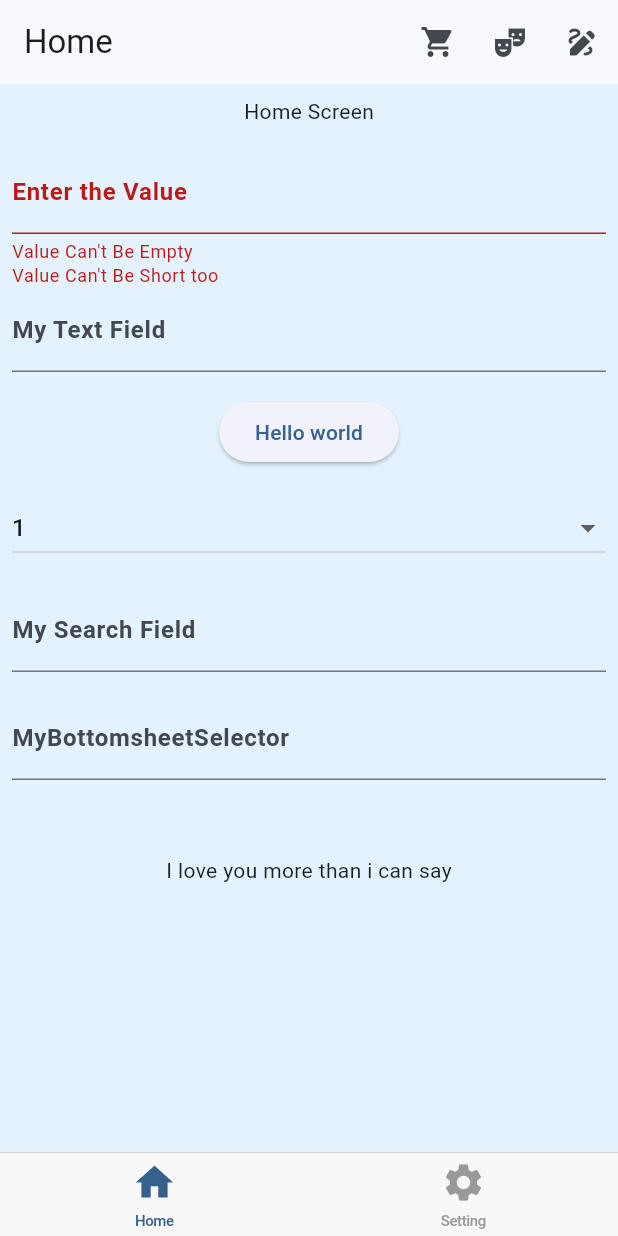
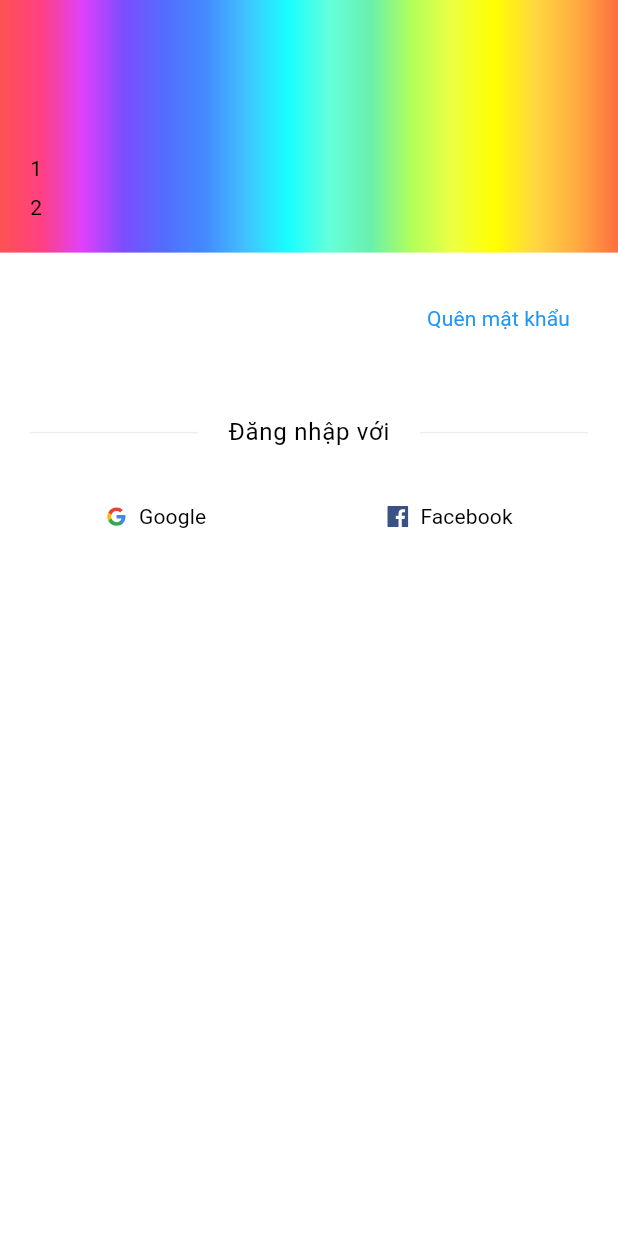
Before and after one commit to leduchuy225/Flutter-Base, a Flutter app: the screen it shows after launch, on a phone screen of 412 x 824 dp. Run offline on Flutter 3.47's test engine with Material 3 defaults, Android fonts, the phone set to English and light mode, and no system bars; drawn by our look-alikes of flutter_animate; our stand-ins replace connectivity_plus, dio, equatable, flutter_svg, freezed_annotation, get and 3 more; generated files the repository leaves out were written again.

Commit message:
setup theme

```diff
--- a/lib/main.dart
+++ b/lib/main.dart
@@ -30,8 +30,8 @@ class _MainAppState extends State<MainApp> {
   @override
   Widget build(BuildContext context) {
     return GetMaterialApp(
+      theme: mainTheme,
       initialRoute: '/',
-      theme: AppTheme.themeData,
       initialBinding: AppBinding(),
       // darkTheme: AppTheme.themeData.copyWith(
       //   brightness: Brightness.dark,
--- a/lib/routers/main_router.dart
+++ b/lib/routers/main_router.dart
@@ -5,7 +5,8 @@ import 'package:get/get.dart';
 
 import '../ui/empty/empty_page.dart';
 import '../ui/home/home_page.dart';
-import '../ui/main/main_page.dart';
+// import '../ui/main/main_page.dart';
+import '../ui/login/login_screen.dart';
 import '../ui/settings/settings_page.dart';
 
 class MainRouter {
@@ -17,16 +18,14 @@ class MainRouter {
   static Route<dynamic> generateRoute(RouteSettings settings) {
     switch (settings.name) {
       case MAIN:
-        return GetPageRoute(page: () => MainPage());
+        return GetPageRoute(page: () => const LoginPage());
+      // return GetPageRoute(page: () => MainPage());
       case HOME:
         return GetPageRoute(page: () => HomePage());
       case SETTINGS:
         return GetPageRoute(page: () => SettingsPage());
       case COUNTER:
-        return GetPageRoute(
-          page: () => const CounterPage(),
-          binding: BindingsBuilder.put(() => CounterPageState()),
-        );
+        return GetPageRoute(page: () => const CounterPage(), binding: BindingsBuilder.put(() => CounterPageState()));
       default:
         return GetPageRoute(page: () => const EmptyPage());
     }
--- a/lib/theme/app_theme.dart
+++ b/lib/theme/app_theme.dart
@@ -1,28 +1,55 @@
 import 'package:flutter/material.dart';
 
-class AppTheme {
-  static ThemeData get themeData {
-    return ThemeData(
-      textTheme: const TextTheme(
-        displayLarge: TextStyle(
-          fontSize: 72,
-          fontWeight: FontWeight.bold,
-        ),
-        bodyMedium: TextStyle(
-          fontSize: 14,
-        ),
-        bodySmall: TextStyle(
-          fontSize: 12,
-        ),
-        bodyLarge: TextStyle(
-          fontSize: 16,
-          fontWeight: FontWeight.bold,
-        ),
-      ),
-      colorScheme: ColorScheme.fromSeed(
-        seedColor: Colors.blue,
-        // onBackground: Colors.white,
-      ),
-    );
+import '../widgets/dialog/dialog_widget.dart';
+import 'styles.dart';
+
+ThemeData mainTheme = ThemeData(
+  fontFamily: AppFonts.roboto,
+  brightness: Brightness.light,
+  primarySwatch: Colors.blue,
+  // colorSchemeSeed: Colors.white,
+  scaffoldBackgroundColor: Colors.white,
+  visualDensity: VisualDensity.adaptivePlatformDensity,
+  colorScheme: ColorScheme.fromSwatch().copyWith(secondary: Colors.cyan[600]),
+  appBarTheme: const AppBarTheme(
+    backgroundColor: Colors.white,
+    foregroundColor: Colors.black,
+  ),
+  // textTheme: TextTheme(
+  //   titleLarge: AppTextStyles.title1,
+  //   titleMedium: AppTextStyles.title2,
+  //   bodyLarge: AppTextStyles.body1,
+  //   bodyMedium: AppTextStyles.body2,
+  //   bodySmall: AppTextStyles.body3,
+  // ),
+);
+
+// TextTheme textTheme = TextTheme(
+//   displayLarge: TextStyle(height: 1.2, color: AppColors.black, fontSize: Get.width <= 667 ? 17 : 18, fontWeight: FontWeight.w700),
+//   titleLarge: TextStyle(fontSize: Get.width <= 667 ? 18 : 20, height: 1.3, color: Colors.white, fontWeight: FontWeight.w700),
+//   titleMedium: TextStyle(height: 1.2, color: AppColors.black, fontSize: Get.width <= 667 ? 13 : 14),
+//   titleSmall: TextStyle(height: 1.2, color: AppColors.black, fontSize: Get.width <= 667 ? 12 : 13),
+//   bodyLarge: TextStyle(fontSize: Get.width <= 667 ? 16 : 17, color: AppColors.black, height: 1.2, fontWeight: FontWeight.w700),
+//   bodyMedium: TextStyle(
+//     fontSize: Get.width <= 667 ? 15 : 16,
+//     // color: AppColors.hintColor,
+//     height: 1.2,
+//     fontWeight: FontWeight.w400,
+//   ),
+//   labelLarge: TextStyle(fontWeight: FontWeight.w500, fontSize: Get.width <= 667 ? 14 : 15, letterSpacing: 2),
+// );
+
+extension SnackbarTypeExtension on SnackbarType {
+  List<Color> get colors {
+    switch (this) {
+      case SnackbarType.ERROR:
+        return [Colors.red, Colors.white];
+      case SnackbarType.INFORMATION:
+        return [Colors.blue, Colors.white];
+      case SnackbarType.WARNING:
+        return [Colors.yellow, Colors.white];
+      case SnackbarType.SUCCESS:
+        return [Colors.green, Colors.white];
+    }
   }
 }
--- a/lib/theme/icon.dart
+++ b/lib/theme/icon.dart
@@ -1,8 +1,6 @@
-part of 'resources.dart';
+class MyIcons {
+  MyIcons._();
 
-class Icons {
-  Icons._();
-
+  static const String google = 'assets/vectors/google.svg';
   static const String facebook = 'assets/vectors/facebook.svg';
-  static const String google = 'assets/vectors/google.svg';
 }
--- /dev/null
+++ b/lib/ui/login/login_screen.dart
@@ -0,0 +1,173 @@
+import 'package:flutter/material.dart';
+import 'package:flutter_svg/flutter_svg.dart';
+
+import '../../theme/icon.dart';
+import '../../widgets/gradient_background.dart';
+
+class LoginPage extends StatefulWidget {
+  const LoginPage({super.key});
+
+  @override
+  State<LoginPage> createState() => _LoginPageState();
+}
+
+class _LoginPageState extends State<LoginPage> {
+  // final _formKey = GlobalKey<FormState>();
+
+  // final ValueNotifier<bool> passwordNotifier = ValueNotifier(true);
+  // final ValueNotifier<bool> fieldValidNotifier = ValueNotifier(false);
+
+  // late final TextEditingController emailController;
+  // late final TextEditingController passwordController;
+
+  // void initializeControllers() {
+  //   emailController = TextEditingController()..addListener(controllerListener);
+  //   passwordController = TextEditingController()..addListener(controllerListener);
+  // }
+
+  // void disposeControllers() {
+  //   emailController.dispose();
+  //   passwordController.dispose();
+  // }
+
+  // void controllerListener() {
+  //   final email = emailController.text;
+  //   final password = passwordController.text;
+
+  //   if (email.isEmpty && password.isEmpty) return;
+
+  //   if (AppRegex.emailRegex.hasMatch(email) && AppRegex.passwordRegex.hasMatch(password)) {
+  //     fieldValidNotifier.value = true;
+  //   } else {
+  //     fieldValidNotifier.value = false;
+  //   }
+  // }
+
+  @override
+  void initState() {
+    // initializeControllers();
+    super.initState();
+  }
+
+  @override
+  void dispose() {
+    // disposeControllers();
+    super.dispose();
+  }
+
+  @override
+  Widget build(BuildContext context) {
+    return Scaffold(
+      body: ListView(
+        padding: EdgeInsets.zero,
+        children: [
+          const GradientBackground(children: [Text('1'), SizedBox(height: 6), Text('2')]),
+          Padding(
+            padding: const EdgeInsets.all(20),
+            child: Column(
+              mainAxisSize: MainAxisSize.min,
+              crossAxisAlignment: CrossAxisAlignment.end,
+              children: [
+                // AppTextFormField(
+                //   controller: emailController,
+                //   labelText: AppStrings.email,
+                //   keyboardType: TextInputType.emailAddress,
+                //   textInputAction: TextInputAction.next,
+                //   onChanged: (_) => _formKey.currentState?.validate(),
+                //   validator: (value) {
+                //     return value!.isEmpty
+                //         ? AppStrings.pleaseEnterEmailAddress
+                //         : AppConstants.emailRegex.hasMatch(value)
+                //         ? null
+                //         : AppStrings.invalidEmailAddress;
+                //   },
+                // ),
+                // ValueListenableBuilder(
+                //   valueListenable: passwordNotifier,
+                //   builder: (_, passwordObscure, __) {
+                //     return AppTextFormField(
+                //       obscureText: passwordObscure,
+                //       controller: passwordController,
+                //       labelText: AppStrings.password,
+                //       textInputAction: TextInputAction.done,
+                //       keyboardType: TextInputType.visiblePassword,
+                //       onChanged: (_) => _formKey.currentState?.validate(),
+                //       validator: (value) {
+                //         return value!.isEmpty
+                //             ? AppStrings.pleaseEnterPassword
+                //             : AppConstants.passwordRegex.hasMatch(value)
+                //             ? null
+                //             : AppStrings.invalidPassword;
+                //       },
+                //       suffixIcon: IconButton(
+                //         onPressed: () => passwordNotifier.value = !passwordObscure,
+                //         style: IconButton.styleFrom(minimumSize: const Size.square(48)),
+                //         icon: Icon(passwordObscure ? Icons.visibility_off_outlined : Icons.visibility_outlined, size: 20, color: Colors.black),
+                //       ),
+                //     );
+                //   },
+                // ),
+                TextButton(onPressed: () {}, child: const Text('Quên mật khẩu')),
+                const SizedBox(height: 20),
+                // ValueListenableBuilder(
+                //   valueListenable: fieldValidNotifier,
+                //   builder: (_, isValid, __) {
+                //     return FilledButton(
+                //       onPressed: isValid
+                //           ? () {
+                //               SnackbarHelper.showSnackBar(AppStrings.loggedIn);
+                //               emailController.clear();
+                //               passwordController.clear();
+                //             }
+                //           : null,
+                //       child: const Text(AppStrings.login),
+                //     );
+                //   },
+                // ),
+                const SizedBox(height: 20),
+                Row(
+                  children: [
+                    Expanded(child: Divider(color: Colors.grey.shade200)),
+                    Padding(
+                      padding: const EdgeInsets.symmetric(horizontal: 20),
+                      child: Text('Đăng nhập với', style: Theme.of(context).textTheme.bodyLarge?.copyWith(color: Colors.black)),
+                    ),
+                    Expanded(child: Divider(color: Colors.grey.shade200)),
+                  ],
+                ),
+                const SizedBox(height: 20),
+                Row(
+                  children: [
+                    Expanded(
+                      child: OutlinedButton.icon(
+                        onPressed: () {},
+                        icon: SvgPicture.asset(MyIcons.google, width: 14),
+                        label: const Text('Google', style: TextStyle(color: Colors.black)),
+                      ),
+                    ),
+                    const SizedBox(width: 20),
+                    Expanded(
+                      child: OutlinedButton.icon(
+                        onPressed: () {},
+                        icon: SvgPicture.asset(MyIcons.facebook, width: 14),
+                        label: const Text('Facebook', style: TextStyle(color: Colors.black)),
+                      ),
+                    ),
+                  ],
+                ),
+              ],
+            ),
+          ),
+          // Row(
+          //   mainAxisAlignment: MainAxisAlignment.center,
+          //   children: [
+          //     Text(AppStrings.doNotHaveAnAccount, style: AppTheme.bodySmall.copyWith(color: Colors.black)),
+          //     const SizedBox(width: 4),
+          //     TextButton(onPressed: () => NavigationHelper.pushReplacementNamed(AppRoutes.register), child: const Text(AppStrings.register)),
+          //   ],
+          // ),
+        ],
+      ),
+    );
+  }
+}
--- a/lib/widgets/dialog/dialog_widget.dart
+++ b/lib/widgets/dialog/dialog_widget.dart
@@ -1,36 +1,17 @@
 import 'package:flutter/material.dart';
+import 'package:flutter_base/theme/app_theme.dart';
 import 'package:get/get.dart';
 
-import '../../theme/snackbar_theme.dart';
-
-enum SnackbarType {
-  ERROR,
-  SUCCESS,
-  WARNING,
-  INFORMATION,
-}
+enum SnackbarType { ERROR, SUCCESS, WARNING, INFORMATION }
 
 class MyDialog {
   MyDialog._();
 
-  static void snackbar(
-    String? message, {
-    Widget? icon,
-    String title = 'Notification',
-    SnackbarType type = SnackbarType.INFORMATION,
-  }) {
+  static void snackbar(String? message, {Widget? icon, String title = 'Notification', SnackbarType type = SnackbarType.INFORMATION}) {
     if ((message ?? '').isEmpty) {
       return;
     }
-    Get.showSnackbar(
-      GetSnackBar(
-        icon: icon,
-        title: title,
-        message: message,
-        backgroundColor: type.colors[0],
-        duration: const Duration(seconds: 3),
-      ),
-    );
+    Get.showSnackbar(GetSnackBar(icon: icon, title: title, message: message, backgroundColor: type.colors[0], duration: const Duration(seconds: 3)));
   }
 
   static void alertDialog(String message) {
@@ -38,10 +19,7 @@ class MyDialog {
       AlertDialog(
         content: Text(message),
         actions: [
-          TextButton(
-            onPressed: () {},
-            child: const Text('OK'),
-          ),
+          TextButton(onPressed: () {}, child: const Text('OK')),
           TextButton(
             onPressed: () {
               if (Get.isDialogOpen == true) {
@@ -49,7 +27,7 @@ class MyDialog {
               }
             },
             child: const Text('Cancel'),
-          )
+          ),
         ],
       ),
     );
--- /dev/null
+++ b/lib/widgets/gradient_background.dart
@@ -0,0 +1,26 @@
+import 'package:flutter/material.dart';
+import 'package:flutter_base/core/extensions/context_extension.dart';
+
+class GradientBackground extends StatelessWidget {
+  const GradientBackground({required this.children, this.colors = Colors.accents, super.key});
+
+  final List<Color> colors;
+  final List<Widget> children;
+
+  @override
+  Widget build(BuildContext context) {
+    return DecoratedBox(
+      decoration: BoxDecoration(gradient: LinearGradient(colors: colors)),
+      child: Padding(
+        padding: const EdgeInsets.all(20),
+        child: Column(
+          crossAxisAlignment: CrossAxisAlignment.stretch,
+          children: [
+            SizedBox(height: context.heightFraction(sizeFraction: 0.1)),
+            ...children,
+          ],
+        ),
+      ),
+    );
+  }
+}
```
Also changed, not shown: lib/core/extensions/context_extension.dart (added, +7 -0 lines), lib/theme/snackbar_theme.dart (deleted, +0 -18 lines), lib/theme/styles.dart (added, +256 -0 lines), pubspec.yaml (+13 -0 lines), fonts/Roboto-Black.ttf (added), fonts/Roboto-BlackItalic.ttf (added), fonts/Roboto-Bold.ttf (added), fonts/Roboto-BoldItalic.ttf (added), fonts/Roboto-Italic.ttf (added), fonts/Roboto-Light.ttf (added), fonts/Roboto-LightItalic.ttf (added), fonts/Roboto-Regular.ttf (added), lib/theme/colors.dart (deleted), pubspec.lock.
